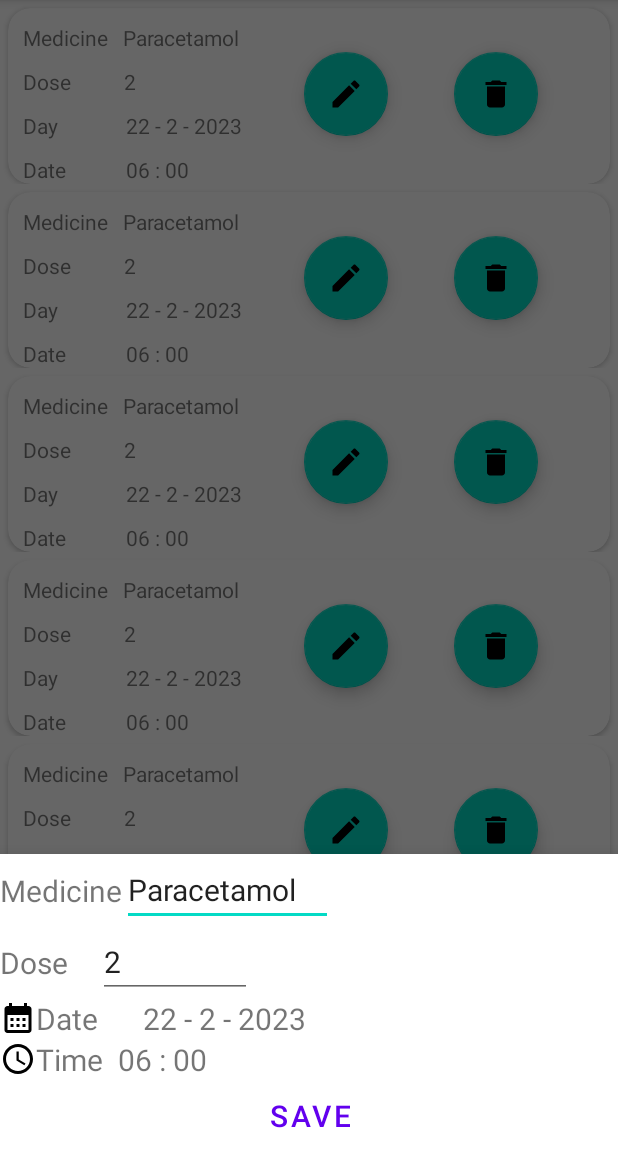
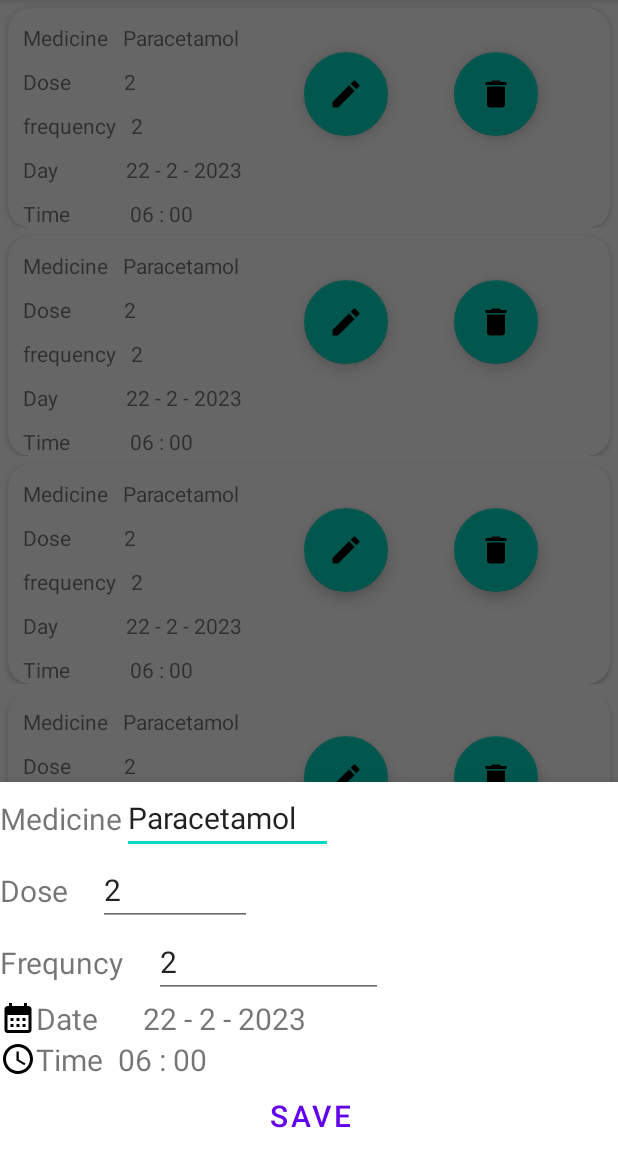
Before and after one commit to pt3002/Hemalkasa-App-Dev, an Android app: the Add_Medicines screen opened directly, with no data from a screen before it, after a tap on an icon or button, on a phone screen of 412 x 824 dp, the part 84-1236 px from its top. Run offline under Robolectric (Android 15) with nearby library versions, the phone set to English and light mode, and no system bars.

Commit message:
Adding frequency in medicine recyclerview.

```diff
--- a/app/src/main/java/com/hemalkasa/hemalkasa/AddNewMedicine.java
+++ b/app/src/main/java/com/hemalkasa/hemalkasa/AddNewMedicine.java
@@ -27,6 +27,8 @@ public class AddNewMedicine extends BottomSheetDialogFragment {
     Button savebtn;
     EditText medicineET;
     EditText doseET;
+    EditText frequencyET;
+    TextView frequencyTxt;
     TextView dayTxt, timeTxt;
     Add_Medicines add_medicines;
     TextView day;
@@ -68,10 +70,12 @@ public class AddNewMedicine extends BottomSheetDialogFragment {
         timeTxt = view.findViewById(R.id.showTimeTxt);
         day = view.findViewById(R.id.dayTxt);
         time = view.findViewById(R.id.timeTxt);
+        frequencyET = view.findViewById(R.id.frequencyEditTxt);
+        frequencyTxt = view.findViewById(R.id.frequencyTxt);
         savebtn.setOnClickListener(new View.OnClickListener() {
             @Override
             public void onClick(View v) {
-                add_medicines.addMedicineArrData(medicineET.getText().toString(), doseET.getText().toString(), dayTxt.getText().toString(), timeTxt.getText().toString());
+                add_medicines.addMedicineArrData(medicineET.getText().toString(), doseET.getText().toString(), dayTxt.getText().toString(), timeTxt.getText().toString(), frequencyET.getText().toString());
                 dismiss();
             }
         });
--- a/app/src/main/java/com/hemalkasa/hemalkasa/Add_Medicines.java
+++ b/app/src/main/java/com/hemalkasa/hemalkasa/Add_Medicines.java
@@ -20,11 +20,11 @@ public class Add_Medicines extends AppCompatActivity {
     protected void onCreate(Bundle savedInstanceState) {
         super.onCreate(savedInstanceState);
         setContentView(R.layout.add_medicines);
-        medicineArr.add(new MedicineModel("Paracetamol", "2", "22 - 2 - 2023", "06 : 00"));
-        medicineArr.add(new MedicineModel("Paracetamol", "2", "22 - 2 - 2023", "06 : 00"));
-        medicineArr.add(new MedicineModel("Paracetamol", "2", "22 - 2 - 2023", "06 : 00"));
-        medicineArr.add(new MedicineModel("Paracetamol", "2", "22 - 2 - 2023", "06 : 00"));
-        medicineArr.add(new MedicineModel("Paracetamol", "2", "22 - 2 - 2023", "06 : 00"));
+        medicineArr.add(new MedicineModel("Paracetamol", "2", "22 - 2 - 2023", "06 : 00", "2"));
+        medicineArr.add(new MedicineModel("Paracetamol", "2", "22 - 2 - 2023", "06 : 00", "2"));
+        medicineArr.add(new MedicineModel("Paracetamol", "2", "22 - 2 - 2023", "06 : 00", "2"));
+        medicineArr.add(new MedicineModel("Paracetamol", "2", "22 - 2 - 2023", "06 : 00", "2"));
+        medicineArr.add(new MedicineModel("Paracetamol", "2", "22 - 2 - 2023", "06 : 00", "2"));
         medicineRecyclerView = findViewById(R.id.RecyclerView);
         addMedicineBtn = findViewById(R.id.addMedBtn);
         medicineRecyclerView.setLayoutManager(new LinearLayoutManager(this));
@@ -39,12 +39,12 @@ public class Add_Medicines extends AppCompatActivity {
         });
 
     }
-    public void addMedicineArrData(String medicine, String dose, String day, String time){
-        medicineArr.add(new MedicineModel(medicine, dose, day, time));
+    public void addMedicineArrData(String medicine, String dose, String day, String time, String frequency){
+        medicineArr.add(new MedicineModel(medicine, dose, day, time, frequency));
         medicineAdapter.notifyDataSetChanged();
     }
-    public void editMedicineArrData(String medicine, String dose, String day, String time, int position){
-        medicineArr.set(position, new MedicineModel(medicine, dose, day, time));
+    public void editMedicineArrData(String medicine, String dose, String day, String time, String frequency, int position){
+        medicineArr.set(position, new MedicineModel(medicine, dose, day, time, frequency));
         medicineAdapter.notifyDataSetChanged();
     }
     public void delMedicineArrData(int position){
--- a/app/src/main/java/com/hemalkasa/hemalkasa/EditMedicine.java
+++ b/app/src/main/java/com/hemalkasa/hemalkasa/EditMedicine.java
@@ -26,7 +26,10 @@ public class EditMedicine extends BottomSheetDialogFragment {
     String doseVal;
     String dayVal;
     String timeVal;
+    String frequencyVal;
     EditText medET, doseET;
+    EditText frequencyET;
+    TextView frequencyTxt;
     TextView dayTxt, timeTxt;
     Button saveBtn;
     Add_Medicines add_medicines;
@@ -37,13 +40,14 @@ public class EditMedicine extends BottomSheetDialogFragment {
         this.add_medicines = add_medicines;
         this.position = position;
     }
-    public static EditMedicine newInstance(String m, String dose, String day, String time, Add_Medicines add_medicines, int position){
+    public static EditMedicine newInstance(String m, String dose, String day, String time, String frequency,Add_Medicines add_medicines, int position){
         EditMedicine frag = new EditMedicine(add_medicines, position);
         Bundle args = new Bundle();
         args.putString("medicine", m);
         args.putString("dose", dose);
         args.putString("day", day);
         args.putString("time", time);
+        args.putString("frequency", frequency);
         frag.setArguments(args);
         return frag;
     }
@@ -56,6 +60,7 @@ public class EditMedicine extends BottomSheetDialogFragment {
             this.doseVal = getArguments().getString("dose");
             this.dayVal = getArguments().getString("day");
             this.timeVal = getArguments().getString("time");
+            this.frequencyVal = getArguments().getString("frequency");
         }
 
     }
@@ -76,15 +81,17 @@ public class EditMedicine extends BottomSheetDialogFragment {
         saveBtn = view.findViewById(R.id.saveBtn);
         day = view.findViewById(R.id.dayTxt);
         time = view.findViewById(R.id.timeTxt);
+        frequencyET = view.findViewById(R.id.frequencyEditTxt);
+        frequencyTxt = view.findViewById(R.id.frequencyTxt);
         medET.setText(this.medicineVal);
         doseET.setText(this.doseVal);
         dayTxt.setText(this.dayVal);
         timeTxt.setText(this.timeVal);
-
+        frequencyET.setText(this.frequencyVal);
         saveBtn.setOnClickListener(new View.OnClickListener() {
             @Override
             public void onClick(View v) {
-                add_medicines.editMedicineArrData(medET.getText().toString(), doseET.getText().toString(), dayTxt.getText().toString(), timeTxt.getText().toString(), position);
+                add_medicines.editMedicineArrData(medET.getText().toString(), doseET.getText().toString(), dayTxt.getText().toString(), timeTxt.getText().toString(), frequencyET.getText().toString(), position);
                 dismiss();
 
             }
--- a/app/src/main/java/com/hemalkasa/hemalkasa/MedicineAdapter.java
+++ b/app/src/main/java/com/hemalkasa/hemalkasa/MedicineAdapter.java
@@ -34,6 +34,7 @@ public class MedicineAdapter extends RecyclerView.Adapter<MedicineAdapter.ViewHo
         holder.dose.setText(medicineArr.get(position).dose);
         holder.day.setText(medicineArr.get(position).day);
         holder.time.setText(medicineArr.get(position).time);
+        holder.frequency.setText(medicineArr.get(position).frequency);
         int p = position;
         holder.deleteBtn.setOnClickListener(new View.OnClickListener() {
             @Override
@@ -44,7 +45,7 @@ public class MedicineAdapter extends RecyclerView.Adapter<MedicineAdapter.ViewHo
         holder.editBtn.setOnClickListener(new View.OnClickListener() {
             @Override
             public void onClick(View view) {
-                EditMedicine editMedicine = EditMedicine.newInstance(holder.med.getText().toString(), holder.dose.getText().toString(), holder.day.getText().toString(), holder.time.getText().toString(), add_medicines, p);
+                EditMedicine editMedicine = EditMedicine.newInstance(holder.med.getText().toString(), holder.dose.getText().toString(), holder.day.getText().toString(), holder.time.getText().toString(), holder.frequency.getText().toString(), add_medicines, p);
                 editMedicine.show(add_medicines.getSupportFragmentManager(), "test");
             }
         });
@@ -56,7 +57,7 @@ public class MedicineAdapter extends RecyclerView.Adapter<MedicineAdapter.ViewHo
     }
 
     public static class ViewHolder extends RecyclerView.ViewHolder{
-        TextView med, dose, day, time;
+        TextView med, dose, day, time, frequency;
         FloatingActionButton editBtn, deleteBtn;
         public ViewHolder(@NonNull View itemView) {
             super(itemView);
@@ -64,6 +65,7 @@ public class MedicineAdapter extends RecyclerView.Adapter<MedicineAdapter.ViewHo
             dose = itemView.findViewById(R.id.dose);
             day = itemView.findViewById(R.id.day);
             time = itemView.findViewById(R.id.time);
+            frequency = itemView.findViewById(R.id.frequency);
             editBtn = itemView.findViewById(R.id.edit);
             deleteBtn = itemView.findViewById(R.id.delete);
         }
--- a/app/src/main/java/com/hemalkasa/hemalkasa/MedicineModel.java
+++ b/app/src/main/java/com/hemalkasa/hemalkasa/MedicineModel.java
@@ -5,11 +5,13 @@ public class MedicineModel {
     String dose;
     String day;
     String time;
-    public MedicineModel(String m, String dose, String day, String time){
+    String frequency;
+    public MedicineModel(String m, String dose, String day, String time, String frequency){
         this.medicine = m;
         this.dose = dose;
         this.day = day;
         this.time = time;
+        this.frequency = frequency;
     }
     public MedicineModel(){}
 
@@ -44,4 +46,7 @@ public class MedicineModel {
     public void setTime(String time) {
         this.time = time;
     }
+    public void setFrequency(String frequency){
+        this.frequency = frequency;
+    }
 }
--- a/app/src/main/res/layout/each_row.xml
+++ b/app/src/main/res/layout/each_row.xml
@@ -6,9 +6,25 @@
             <TextView android:id="@+id/medicine" android:layout_width="wrap_content" android:layout_height="wrap_content" android:layout_marginStart="10dp" android:text="Paracetamol" app:layout_constraintStart_toEndOf="@+id/txtMedicine" app:layout_constraintTop_toTopOf="@+id/txtMedicine"/>
             <TextView android:id="@+id/txtDose" android:layout_width="wrap_content" android:layout_height="wrap_content" android:layout_margin="10dp" android:text="Dose" app:layout_constraintStart_toStartOf="parent" app:layout_constraintTop_toBottomOf="@+id/txtMedicine"/>
             <TextView android:id="@+id/dose" android:layout_width="wrap_content" android:layout_height="wrap_content" android:layout_marginStart="35dp" android:text="1 tablet" app:layout_constraintStart_toEndOf="@id/txtDose" app:layout_constraintTop_toTopOf="@+id/txtDose"/>
-            <TextView android:id="@+id/txtDay" android:layout_width="wrap_content" android:layout_height="wrap_content" android:layout_margin="10dp" android:text="Day" app:layout_constraintStart_toStartOf="parent" app:layout_constraintTop_toBottomOf="@+id/txtDose"/>
+            <TextView
+                android:id="@+id/txtFrequncy"
+                android:layout_width="wrap_content"
+                android:layout_height="wrap_content"
+                app:layout_constraintTop_toBottomOf="@id/txtDose"
+                app:layout_constraintStart_toStartOf="parent"
+                android:layout_margin="10dp"
+                android:text="frequency"/>
+            <TextView
+                android:id="@+id/frequency"
+                android:layout_width="wrap_content"
+                android:layout_height="wrap_content"
+                app:layout_constraintTop_toTopOf="@+id/txtFrequncy"
+                app:layout_constraintStart_toEndOf="@+id/txtFrequncy"
+                android:text="fddf"
+                android:layout_marginStart="10dp"/>
+            <TextView android:id="@+id/txtDay" android:layout_width="wrap_content" android:layout_height="wrap_content" android:layout_margin="10dp" android:text="Day" app:layout_constraintStart_toStartOf="parent" app:layout_constraintTop_toBottomOf="@+id/txtFrequncy"/>
             <TextView android:id="@+id/day" android:layout_width="wrap_content" android:layout_height="wrap_content" android:layout_marginStart="45dp" android:text="1st March" app:layout_constraintStart_toEndOf="@+id/txtDay" app:layout_constraintTop_toTopOf="@+id/txtDay"/>
-            <TextView android:id="@+id/txtTime" android:layout_width="wrap_content" android:layout_height="wrap_content" android:layout_margin="10dp" android:text="Date" app:layout_constraintStart_toStartOf="parent" app:layout_constraintTop_toBottomOf="@+id/txtDay"/>
+            <TextView android:id="@+id/txtTime" android:layout_width="wrap_content" android:layout_height="wrap_content" android:layout_margin="10dp" android:text="Time" app:layout_constraintStart_toStartOf="parent" app:layout_constraintTop_toBottomOf="@+id/txtDay"/>
             <TextView android:id="@+id/time" android:layout_width="wrap_content" android:layout_height="wrap_content" android:layout_marginStart="40dp" android:text="7:00" app:layout_constraintStart_toEndOf="@+id/txtTime" app:layout_constraintTop_toTopOf="@+id/txtTime"/>
             <com.google.android.material.floatingactionbutton.FloatingActionButton android:id="@+id/edit" android:layout_width="wrap_content" android:layout_height="wrap_content" android:clickable="true" app:srcCompat="@drawable/edit" app:layout_constraintTop_toTopOf="parent" app:layout_constraintStart_toStartOf="parent" android:layout_marginStart="197dp" android:layout_marginTop="29dp"/>
             <com.google.android.material.floatingactionbutton.FloatingActionButton android:id="@+id/delete" android:layout_width="wrap_content" android:layout_height="wrap_content" android:clickable="true" app:srcCompat="@drawable/ic_baseline_delete_24" app:layout_constraintTop_toTopOf="parent" app:layout_constraintStart_toStartOf="parent" android:layout_marginStart="297dp" android:layout_marginTop="29dp"/>
--- a/app/src/main/res/layout/fragment_add_new_medicine.xml
+++ b/app/src/main/res/layout/fragment_add_new_medicine.xml
@@ -6,8 +6,10 @@
     <!--         android:layout_marginStart="10dp"/> -->
     <TextView android:id="@+id/doseTxt" android:layout_width="wrap_content" android:layout_height="wrap_content" android:text="Dose" android:textSize="20dp" app:layout_constraintStart_toStartOf="parent" app:layout_constraintTop_toTopOf="@+id/doseEditTxt" app:layout_constraintBottom_toBottomOf="@+id/doseEditTxt" app:layout_constraintEnd_toStartOf="@+id/doseEditTxt"/>
     <EditText android:id="@+id/doseEditTxt" android:layout_width="wrap_content" android:layout_height="wrap_content" android:hint="Enter dose" android:textSize="20dp" app:layout_constraintStart_toEndOf="@+id/doseTxt" app:layout_constraintTop_toBottomOf="@+id/medicineEditTxt" android:layout_marginStart="20dp"/>
+    <TextView android:id="@+id/frequencyTxt" android:layout_width="wrap_content" android:layout_height="wrap_content" android:text="Frequncy" android:textSize="20dp" app:layout_constraintStart_toStartOf="parent" app:layout_constraintTop_toTopOf="@+id/frequencyEditTxt" app:layout_constraintBottom_toBottomOf="@+id/frequencyEditTxt" app:layout_constraintEnd_toStartOf="@+id/frequencyEditTxt"/>
+    <EditText android:id="@+id/frequencyEditTxt" android:layout_width="wrap_content" android:layout_height="wrap_content" android:hint="Enter Frequency" android:textSize="20dp" app:layout_constraintStart_toEndOf="@+id/frequencyTxt" app:layout_constraintTop_toBottomOf="@+id/doseEditTxt" android:layout_marginStart="20dp"/>
     <TextView android:id="@+id/dayTxt" android:layout_width="wrap_content" android:layout_height="wrap_content" android:text="Date" android:textSize="20dp" app:layout_constraintStart_toStartOf="parent" app:layout_constraintTop_toTopOf="@+id/showDayTxt" app:layout_constraintBottom_toBottomOf="@+id/showDayTxt" app:layout_constraintEnd_toStartOf="@+id/showDayTxt" android:drawableLeft="@drawable/calendar"/>
-    <TextView android:id="@+id/showDayTxt" android:layout_width="wrap_content" android:layout_height="wrap_content" android:textSize="20dp" android:text="" app:layout_constraintStart_toEndOf="@+id/dayTxt" app:layout_constraintTop_toBottomOf="@+id/doseEditTxt" android:layout_marginStart="30dp"/>
+    <TextView android:id="@+id/showDayTxt" android:layout_width="wrap_content" android:layout_height="wrap_content" android:textSize="20dp" android:text="" app:layout_constraintStart_toEndOf="@+id/dayTxt" app:layout_constraintTop_toBottomOf="@+id/frequencyEditTxt" android:layout_marginStart="30dp"/>
     <TextView android:id="@+id/timeTxt" android:layout_width="wrap_content" android:layout_height="wrap_content" android:text="Time" android:textSize="20dp" app:layout_constraintStart_toStartOf="parent" app:layout_constraintTop_toTopOf="@+id/showTimeTxt" app:layout_constraintBottom_toBottomOf="@+id/showTimeTxt" app:layout_constraintEnd_toStartOf="@+id/showTimeTxt" android:drawableLeft="@drawable/ic_baseline_access_time_24"/>
     <TextView android:id="@+id/showTimeTxt" android:layout_width="wrap_content" android:layout_height="wrap_content" android:textSize="20dp" android:text="" app:layout_constraintStart_toEndOf="@+id/timeTxt" app:layout_constraintTop_toBottomOf="@+id/showDayTxt" android:layout_marginStart="10dp"/>
     <Button android:id="@+id/saveBtn" android:layout_width="wrap_content" android:layout_height="wrap_content" app:layout_constraintStart_toStartOf="parent" app:layout_constraintEnd_toEndOf="parent" app:layout_constraintTop_toBottomOf="@+id/showTimeTxt" android:text="Save" android:textSize="20dp"/>
```
